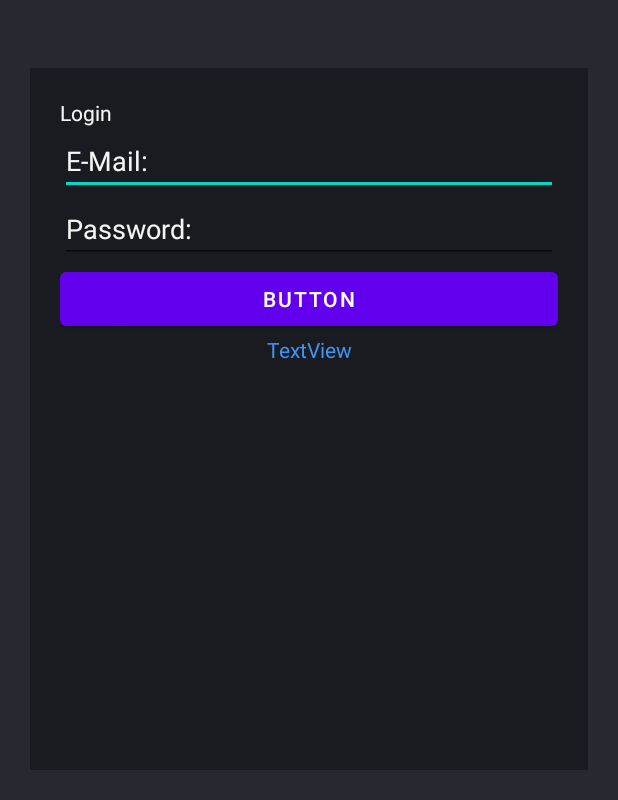
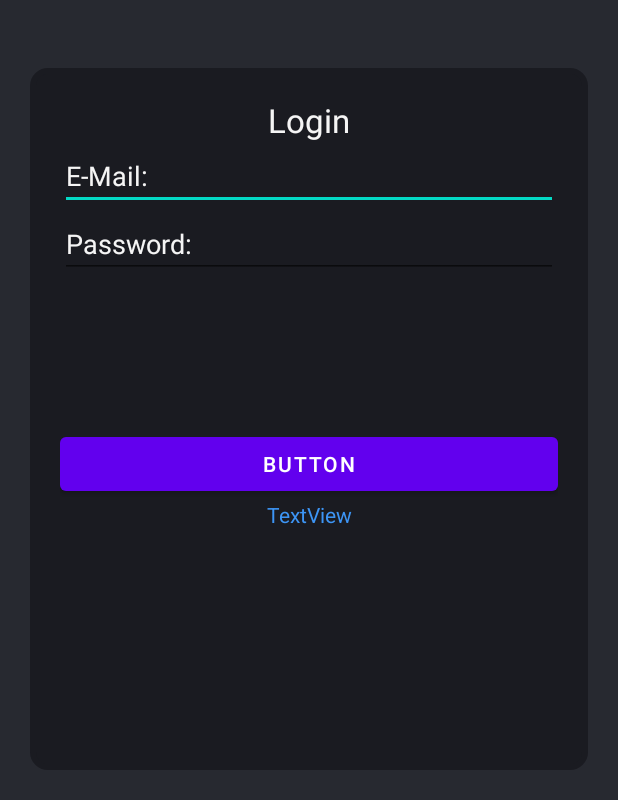
Before and after one commit to phillip12397/Tim, an Android app: the layout activity_login.xml on its own in the app's theme, with its tools: preview values and no code run, on a phone screen of 412 x 824 dp, the part 436-1236 px from its top. Run offline under Robolectric (Android 15) with nearby library versions, the light colour scheme and no system bars.

Commit message:
FK-53 add login page

```diff
--- a/app/build.gradle
+++ b/app/build.gradle
@@ -37,6 +37,7 @@ dependencies {
     implementation 'androidx.navigation:navigation-ui:2.3.5'
     implementation 'androidx.lifecycle:lifecycle-livedata-ktx:2.3.1'
     implementation 'androidx.lifecycle:lifecycle-viewmodel-ktx:2.3.1'
+    implementation 'androidx.legacy:legacy-support-v4:1.0.0'
     testImplementation 'junit:junit:4.+'
     androidTestImplementation 'androidx.test.ext:junit:1.1.2'
     androidTestImplementation 'androidx.test.espresso:espresso-core:3.3.0'
--- a/app/src/main/AndroidManifest.xml
+++ b/app/src/main/AndroidManifest.xml
@@ -10,7 +10,7 @@
         android:supportsRtl="true"
         android:theme="@style/Theme.FortKnox">
         <activity
-            android:name=".LoginActivity"
+            android:name=".MainActivity"
             android:label="@string/app_name"
             android:theme="@style/Theme.FortKnox.NoActionBar">
             <intent-filter>
--- /dev/null
+++ b/app/src/main/res/drawable/login_frame_background.xml
@@ -0,0 +1,22 @@
+<?xml version="1.0" encoding="utf-8"?>
+<shape xmlns:android="http://schemas.android.com/apk/res/android"
+    android:shape="rectangle">
+    <stroke
+        android:width="4dp"
+        android:color="@color/background_frames" />
+
+    <solid
+        android:color="@color/background_frames"
+        />
+
+    // Reduce the corner radius value
+    <corners android:radius="10dp" />
+
+    <padding
+        android:left="20dp"
+        android:top="10dp"
+        android:right="20dp"
+        android:bottom="10dp"    >
+    </padding>
+
+</shape>
--- a/app/src/main/res/layout/activity_login.xml
+++ b/app/src/main/res/layout/activity_login.xml
@@ -33,7 +33,7 @@
             android:textColor="@color/text_color_dark_mode" />
 
         <LinearLayout
-            android:background="@color/background_frames"
+            android:background="@drawable/login_frame_background"
             android:layout_margin="20dp"
             android:padding="20dp"
             android:layout_width="match_parent"
@@ -41,7 +41,9 @@
             android:orientation="vertical">
 
             <TextView
+                android:textSize="22dp"
                 android:id="@+id/textView3"
+                android:textAlignment="center"
                 android:layout_width="match_parent"
                 android:layout_height="wrap_content"
                 android:textColor="@color/text_color_dark_mode"
@@ -68,20 +70,22 @@
                 android:inputType="textPassword" />
 
             <Button
-                android:id="@+id/button"
+                android:id="@+id/login_button"
                 android:layout_width="match_parent"
                 android:layout_height="wrap_content"
+                android:layout_marginTop="100dp"
                 android:text="Button" />
 
             <TextView
-                android:textColor="@color/text_button_blue"
-                android:clickable="true"
-                android:textAlignment="center"
                 android:id="@+id/textView4"
                 android:layout_width="match_parent"
                 android:layout_height="wrap_content"
-                android:text="TextView" />
+                android:clickable="true"
+                android:text="TextView"
+                android:textAlignment="center"
+                android:textColor="@color/text_button_blue" />
         </LinearLayout>
+
     </LinearLayout>
 
 </androidx.constraintlayout.widget.ConstraintLayout>
```
Also changed, not shown: app/src/main/java/com/developfuture/fortknox/LoginActivity.java (+21 -1 lines).
